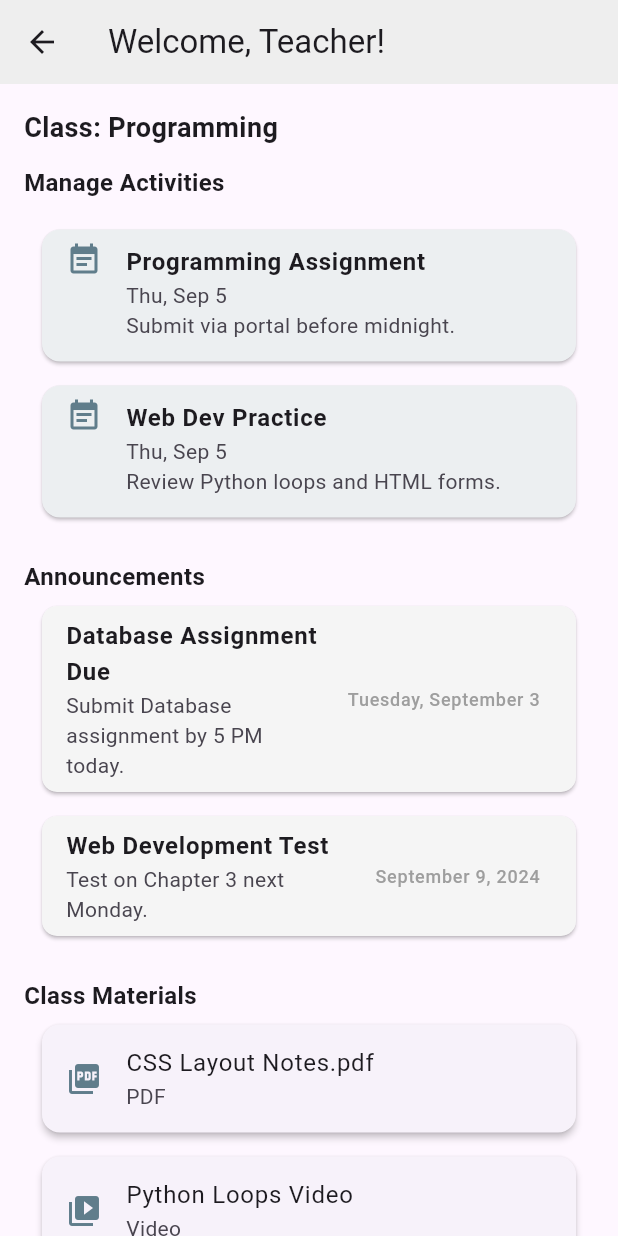
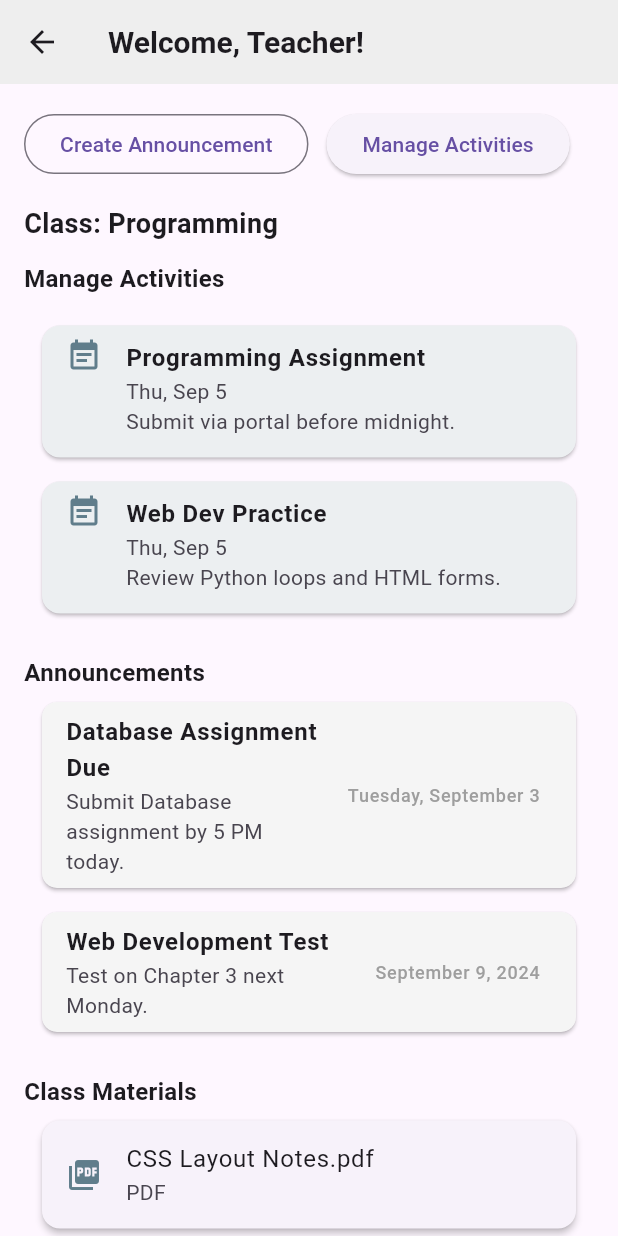
Before and after one commit to AzfarSharifuddin/CScore, a Flutter app: the TeacherDashboard screen opened directly, on a phone screen of 412 x 824 dp. Run offline on Flutter 3.47's test engine with Material 3 defaults, Android fonts, the phone set to English and light mode, and no system bars; our stand-ins replace chewie, cloud_firestore, dio, firebase_auth, firebase_core, open_filex and 1 more; missing offline and left inert: pdfx; accounts and stored records are empty.

Commit message:
update102

```diff
--- a/cscore/lib/DashboardModule/Screens/teacher_dashboard.dart
+++ b/cscore/lib/DashboardModule/Screens/teacher_dashboard.dart
@@ -13,34 +13,67 @@ class TeacherDashboard extends StatelessWidget {
 
     return Scaffold(
       appBar: AppBar(
-        title: const Text('Welcome, Teacher!'),
+        title: const Text(
+          'Welcome, Teacher!',
+          style: TextStyle(fontSize: 20, fontWeight: FontWeight.bold),
+        ),
         backgroundColor: Colors.grey[200],
+        elevation: 0,
       ),
       body: SingleChildScrollView(
         padding: const EdgeInsets.all(16),
         child: Column(
           crossAxisAlignment: CrossAxisAlignment.start,
           children: [
-            const Text('Class: Programming',
-                style: TextStyle(fontSize: 18, fontWeight: FontWeight.bold)),
+            /// --- ADDED BUTTONS HERE ---
+            Row(
+              children: [
+                OutlinedButton(
+                  onPressed: () {
+                    // TODO: Navigate to Create Announcement Page
+                  },
+                  child: const Text("Create Announcement"),
+                ),
+                const SizedBox(width: 12),
+                ElevatedButton(
+                  onPressed: () {
+                    // TODO: Navigate to Manage Activities Page
+                  },
+                  child: const Text("Manage Activities"),
+                ),
+              ],
+            ),
+            const SizedBox(height: 16),
+            /// ----------------------------
+
+            const Text(
+              'Class: Programming',
+              style: TextStyle(fontSize: 18, fontWeight: FontWeight.bold),
+            ),
             const SizedBox(height: 12),
-            const Text('Manage Activities',
-                style: TextStyle(fontSize: 16, fontWeight: FontWeight.w600)),
+            const Text(
+              'Manage Activities',
+              style: TextStyle(fontSize: 16, fontWeight: FontWeight.w600),
+            ),
             const SizedBox(height: 12),
 
             // Activities
             ...data.getActivities().map((a) => ActivityCard(activity: a)),
 
             const SizedBox(height: 20),
-            const Text('Announcements',
-                style: TextStyle(fontSize: 16, fontWeight: FontWeight.w600)),
+            const Text(
+              'Announcements',
+              style: TextStyle(fontSize: 16, fontWeight: FontWeight.w600),
+            ),
 
             ...data.getAnnouncements()
                 .map((a) => AnnouncementCard(announcement: a)),
 
             const SizedBox(height: 20),
-            const Text('Class Materials',
-                style: TextStyle(fontSize: 16, fontWeight: FontWeight.w600)),
+            const Text(
+              'Class Materials',
+              style: TextStyle(fontSize: 16, fontWeight: FontWeight.w600),
+            ),
             ...data.getMaterials().map((m) => MaterialCard(material: m)),
           ],
         ),
```
